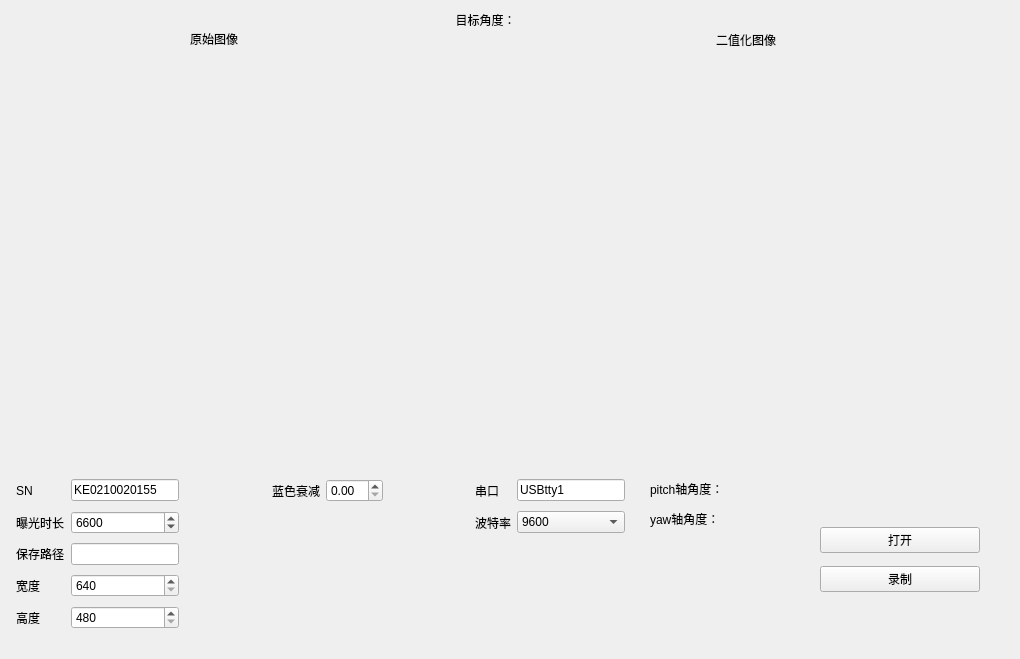
Qt form mainwindow.ui (mrwang-19/HNU_RMUT_Vision) before a commit.
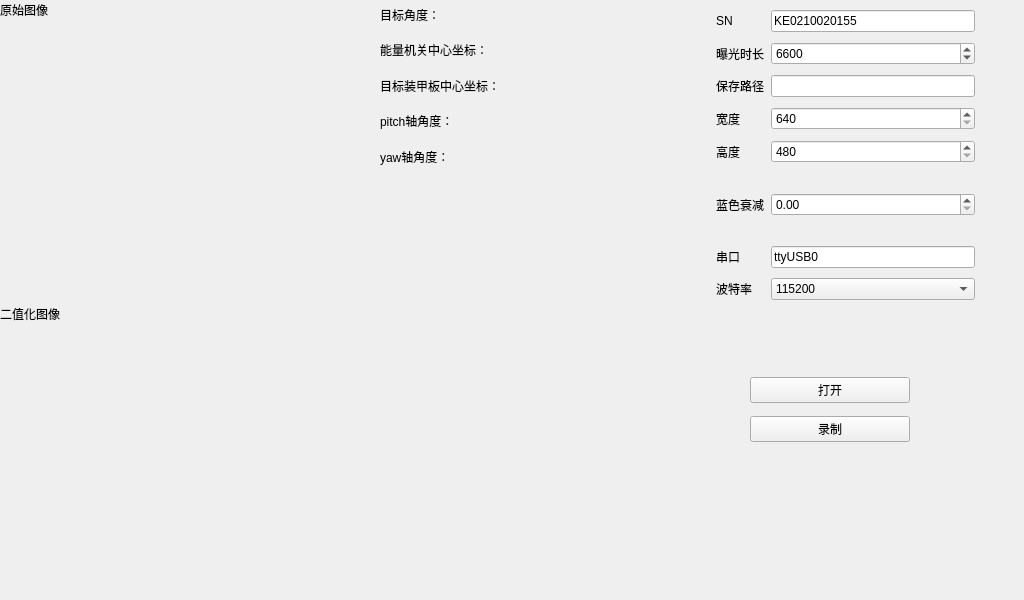
The same form after that commit.

Diff of the .ui file:
```diff
--- a/mainwindow.ui
+++ b/mainwindow.ui
@@ -6,8 +6,8 @@
    <rect>
     <x>0</x>
     <y>0</y>
-    <width>1020</width>
-    <height>659</height>
+    <width>1024</width>
+    <height>600</height>
    </rect>
   </property>
   <property name="sizePolicy">
@@ -16,73 +16,27 @@
     <verstretch>0</verstretch>
    </sizepolicy>
   </property>
+  <property name="minimumSize">
+   <size>
+    <width>1024</width>
+    <height>600</height>
+   </size>
+  </property>
+  <property name="maximumSize">
+   <size>
+    <width>1024</width>
+    <height>600</height>
+   </size>
+  </property>
   <property name="windowTitle">
    <string>MainWindow</string>
   </property>
   <widget class="QWidget" name="centralwidget">
-   <widget class="QWidget" name="horizontalLayoutWidget_2">
-    <property name="geometry">
-     <rect>
-      <x>10</x>
-      <y>60</y>
-      <width>1001</width>
-      <height>391</height>
-     </rect>
-    </property>
-    <layout class="QHBoxLayout" name="horizontalLayout_2">
-     <item>
-      <widget class="QLabel" name="OriginalImage">
-       <property name="text">
-        <string/>
-       </property>
-      </widget>
-     </item>
-     <item>
-      <widget class="QLabel" name="ProcessedImage">
-       <property name="sizePolicy">
-        <sizepolicy hsizetype="Preferred" vsizetype="Preferred">
-         <horstretch>0</horstretch>
-         <verstretch>0</verstretch>
-        </sizepolicy>
-       </property>
-       <property name="text">
-        <string/>
-       </property>
-      </widget>
-     </item>
-    </layout>
-   </widget>
-   <widget class="QLabel" name="label_3">
-    <property name="geometry">
-     <rect>
-      <x>190</x>
-      <y>30</y>
-      <width>67</width>
-      <height>17</height>
-     </rect>
-    </property>
-    <property name="text">
-     <string>原始图像</string>
-    </property>
-   </widget>
-   <widget class="QLabel" name="label_7">
-    <property name="geometry">
-     <rect>
-      <x>716</x>
-      <y>30</y>
-      <width>81</width>
-      <height>20</height>
-     </rect>
-    </property>
-    <property name="text">
-     <string>二值化图像</string>
-    </property>
-   </widget>
    <widget class="QWidget" name="verticalLayoutWidget">
     <property name="geometry">
      <rect>
-      <x>820</x>
-      <y>520</y>
+      <x>750</x>
+      <y>370</y>
       <width>160</width>
       <height>80</height>
      </rect>
@@ -107,10 +61,10 @@
    <widget class="QWidget" name="gridLayoutWidget">
     <property name="geometry">
      <rect>
-      <x>10</x>
-      <y>470</y>
-      <width>621</width>
-      <height>171</height>
+      <x>710</x>
+      <y>0</y>
+      <width>271</width>
+      <height>311</height>
      </rect>
     </property>
     <layout class="QGridLayout" name="gridLayout">
@@ -126,90 +80,23 @@
      <property name="bottomMargin">
       <number>6</number>
      </property>
-     <item row="3" column="0">
-      <widget class="QLabel" name="label_4">
-       <property name="text">
-        <string>宽度</string>
-       </property>
-      </widget>
-     </item>
-     <item row="0" column="1">
-      <widget class="QLineEdit" name="SNEdit">
-       <property name="text">
-        <string>KE0210020155</string>
-       </property>
-      </widget>
-     </item>
-     <item row="0" column="2">
-      <spacer name="horizontalSpacer">
-       <property name="orientation">
-        <enum>Qt::Horizontal</enum>
-       </property>
-       <property name="sizeHint" stdset="0">
-        <size>
-         <width>40</width>
-         <height>20</height>
-        </size>
-       </property>
-      </spacer>
-     </item>
-     <item row="0" column="7">
-      <widget class="QLineEdit" name="serialNameEdit">
-       <property name="text">
-        <string>USBtty1</string>
-       </property>
-      </widget>
-     </item>
-     <item row="1" column="6">
-      <widget class="QLabel" name="label_9">
-       <property name="text">
-        <string>波特率</string>
-       </property>
-      </widget>
-     </item>
-     <item row="1" column="7">
-      <widget class="QComboBox" name="bundRateComboBox">
-       <item>
-        <property name="text">
-         <string>9600</string>
-        </property>
-       </item>
-       <item>
-        <property name="text">
-         <string>38400</string>
-        </property>
-       </item>
-       <item>
-        <property name="text">
-         <string>115200</string>
-        </property>
-       </item>
-      </widget>
-     </item>
-     <item row="4" column="1">
-      <widget class="QSpinBox" name="heightSpinBox">
+     <item row="3" column="1">
+      <widget class="QSpinBox" name="widthSpinBox">
        <property name="minimum">
-        <number>480</number>
+        <number>640</number>
        </property>
        <property name="maximum">
-        <number>1024</number>
+        <number>1280</number>
        </property>
       </widget>
      </item>
-     <item row="2" column="1">
-      <widget class="QLineEdit" name="savePathEdit"/>
-     </item>
-     <item row="0" column="3">
-      <widget class="QLabel" name="label_10">
-       <property name="text">
-        <string>蓝色衰减</string>
+     <item row="6" column="1">
+      <widget class="QDoubleSpinBox" name="blueDecaySpinBox">
+       <property name="maximum">
+        <double>1.000000000000000</double>
        </property>
-      </widget>
-     </item>
-     <item row="1" column="0">
-      <widget class="QLabel" name="label_5">
-       <property name="text">
-        <string>曝光时长</string>
+       <property name="singleStep">
+        <double>0.050000000000000</double>
        </property>
       </widget>
      </item>
@@ -226,7 +113,10 @@
        </property>
       </widget>
      </item>
-     <item row="0" column="6">
+     <item row="2" column="1">
+      <widget class="QLineEdit" name="savePathEdit"/>
+     </item>
+     <item row="8" column="0">
       <widget class="QLabel" name="label_8">
        <property name="text">
         <string>串口</string>
@@ -247,13 +137,73 @@
        </property>
       </widget>
      </item>
-     <item row="3" column="1">
-      <widget class="QSpinBox" name="widthSpinBox">
+     <item row="1" column="0">
+      <widget class="QLabel" name="label_5">
+       <property name="text">
+        <string>曝光时长</string>
+       </property>
+      </widget>
+     </item>
+     <item row="3" column="0">
+      <widget class="QLabel" name="label_4">
+       <property name="text">
+        <string>宽度</string>
+       </property>
+      </widget>
+     </item>
+     <item row="4" column="1">
+      <widget class="QSpinBox" name="heightSpinBox">
        <property name="minimum">
-        <number>640</number>
+        <number>480</number>
        </property>
        <property name="maximum">
-        <number>1280</number>
+        <number>1024</number>
+       </property>
+      </widget>
+     </item>
+     <item row="8" column="1">
+      <widget class="QLineEdit" name="serialNameEdit">
+       <property name="text">
+        <string>ttyUSB0</string>
+       </property>
+      </widget>
+     </item>
+     <item row="5" column="0">
+      <spacer name="verticalSpacer">
+       <property name="orientation">
+        <enum>Qt::Vertical</enum>
+       </property>
+       <property name="sizeType">
+        <enum>QSizePolicy::Maximum</enum>
+       </property>
+       <property name="sizeHint" stdset="0">
+        <size>
+         <width>20</width>
+         <height>20</height>
+        </size>
+       </property>
+      </spacer>
+     </item>
+     <item row="7" column="0">
+      <spacer name="verticalSpacer_2">
+       <property name="orientation">
+        <enum>Qt::Vertical</enum>
+       </property>
+       <property name="sizeType">
+        <enum>QSizePolicy::Maximum</enum>
+       </property>
+       <property name="sizeHint" stdset="0">
+        <size>
+         <width>20</width>
+         <height>20</height>
+        </size>
+       </property>
+      </spacer>
+     </item>
+     <item row="0" column="1">
+      <widget class="QLineEdit" name="SNEdit">
+       <property name="text">
+        <string>KE0210020155</string>
        </property>
       </widget>
      </item>
@@ -264,65 +214,183 @@
        </property>
       </widget>
      </item>
-     <item row="1" column="5">
-      <spacer name="horizontalSpacer_2">
-       <property name="orientation">
-        <enum>Qt::Horizontal</enum>
+     <item row="6" column="0">
+      <widget class="QLabel" name="label_10">
+       <property name="text">
+        <string>蓝色衰减</string>
        </property>
-       <property name="sizeHint" stdset="0">
-        <size>
-         <width>40</width>
-         <height>20</height>
-        </size>
-       </property>
-      </spacer>
+      </widget>
      </item>
-     <item row="0" column="4">
-      <widget class="QDoubleSpinBox" name="blueDecaySpinBox"/>
+     <item row="9" column="1">
+      <widget class="QComboBox" name="bundRateComboBox">
+       <item>
+        <property name="text">
+         <string>115200</string>
+        </property>
+       </item>
+       <item>
+        <property name="text">
+         <string>9600</string>
+        </property>
+       </item>
+       <item>
+        <property name="text">
+         <string>38400</string>
+        </property>
+       </item>
+      </widget>
      </item>
+     <item row="9" column="0">
+      <widget class="QLabel" name="label_9">
+       <property name="text">
+        <string>波特率</string>
+       </property>
+      </widget>
+     </item>
     </layout>
    </widget>
-   <widget class="QLabel" name="angleLable">
+   <widget class="QWidget" name="verticalLayoutWidget_2">
     <property name="geometry">
      <rect>
-      <x>390</x>
-      <y>10</y>
-      <width>191</width>
-      <height>20</height>
+      <x>0</x>
+      <y>0</y>
+      <width>371</width>
+      <height>601</height>
      </rect>
     </property>
-    <property name="text">
-     <string>目标角度：</string>
-    </property>
-    <property name="alignment">
-     <set>Qt::AlignCenter</set>
-    </property>
+    <layout class="QVBoxLayout" name="verticalLayout_3">
+     <item>
+      <widget class="QLabel" name="label_3">
+       <property name="maximumSize">
+        <size>
+         <width>16777215</width>
+         <height>20</height>
+        </size>
+       </property>
+       <property name="text">
+        <string>原始图像</string>
+       </property>
+      </widget>
+     </item>
+     <item>
+      <widget class="QLabel" name="OriginalImage">
+       <property name="text">
+        <string/>
+       </property>
+      </widget>
+     </item>
+     <item>
+      <widget class="QLabel" name="label_7">
+       <property name="maximumSize">
+        <size>
+         <width>16777215</width>
+         <height>20</height>
+        </size>
+       </property>
+       <property name="text">
+        <string>二值化图像</string>
+       </property>
+      </widget>
+     </item>
+     <item>
+      <widget class="QLabel" name="ProcessedImage">
+       <property name="sizePolicy">
+        <sizepolicy hsizetype="Preferred" vsizetype="Preferred">
+         <horstretch>0</horstretch>
+         <verstretch>0</verstretch>
+        </sizepolicy>
+       </property>
+       <property name="text">
+        <string/>
+       </property>
+      </widget>
+     </item>
+    </layout>
    </widget>
-   <widget class="QLabel" name="pitchAngleLable">
+   <widget class="QWidget" name="gridLayoutWidget_2">
     <property name="geometry">
      <rect>
-      <x>650</x>
-      <y>480</y>
-      <width>151</width>
-      <height>17</height>
+      <x>380</x>
+      <y>0</y>
+      <width>321</width>
+      <height>171</height>
      </rect>
     </property>
-    <property name="text">
-     <string>pitch轴角度：</string>
-    </property>
-   </widget>
-   <widget class="QLabel" name="yawAngleLable">
-    <property name="geometry">
-     <rect>
-      <x>650</x>
-      <y>510</y>
-      <width>151</width>
-      <height>17</height>
-     </rect>
-    </property>
-    <property name="text">
-     <string>yaw轴角度：</string>
-    </property>
+    <layout class="QGridLayout" name="gridLayout_2">
+     <item row="4" column="0">
+      <widget class="QLabel" name="label_16">
+       <property name="text">
+        <string>yaw轴角度：</string>
+       </property>
+      </widget>
+     </item>
+     <item row="0" column="0">
+      <widget class="QLabel" name="label_18">
+       <property name="text">
+        <string>目标角度：</string>
+       </property>
+       <property name="alignment">
+        <set>Qt::AlignLeading|Qt::AlignLeft|Qt::AlignVCenter</set>
+       </property>
+      </widget>
+     </item>
+     <item row="1" column="0">
+      <widget class="QLabel" name="label_11">
+       <property name="text">
+        <string>能量机关中心坐标：</string>
+       </property>
+      </widget>
+     </item>
+     <item row="3" column="0">
+      <widget class="QLabel" name="label_13">
+       <property name="text">
+        <string>pitch轴角度：</string>
+       </property>
+      </widget>
+     </item>
+     <item row="2" column="0">
+      <widget class="QLabel" name="label_12">
+       <property name="text">
+        <string>目标装甲板中心坐标：</string>
+       </property>
+      </widget>
+     </item>
+     <item row="0" column="1">
+      <widget class="QLabel" name="angleLable">
+       <property name="text">
+        <string/>
+       </property>
+      </widget>
+     </item>
+     <item row="1" column="1">
+      <widget class="QLabel" name="centerLable">
+       <property name="text">
+        <string/>
+       </property>
+      </widget>
+     </item>
+     <item row="2" column="1">
+      <widget class="QLabel" name="armorLable">
+       <property name="text">
+        <string/>
+       </property>
+      </widget>
+     </item>
+     <item row="3" column="1">
+      <widget class="QLabel" name="pitchAngleLable">
+       <property name="text">
+        <string/>
+       </property>
+      </widget>
+     </item>
+     <item row="4" column="1">
+      <widget class="QLabel" name="yawAngleLable">
+       <property name="text">
+        <string/>
+       </property>
+      </widget>
+     </item>
+    </layout>
    </widget>
   </widget>
  </widget>
```
